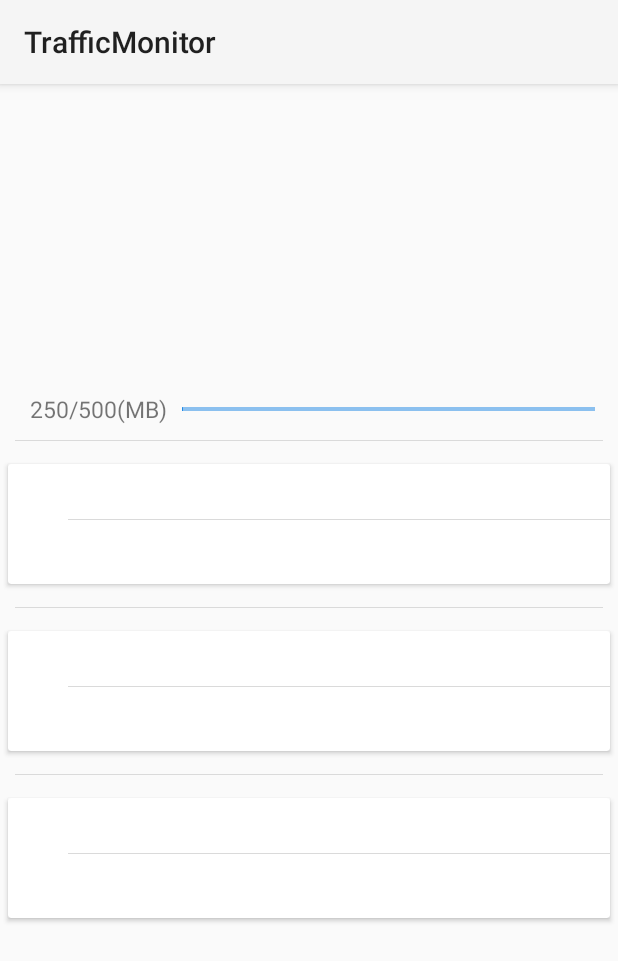
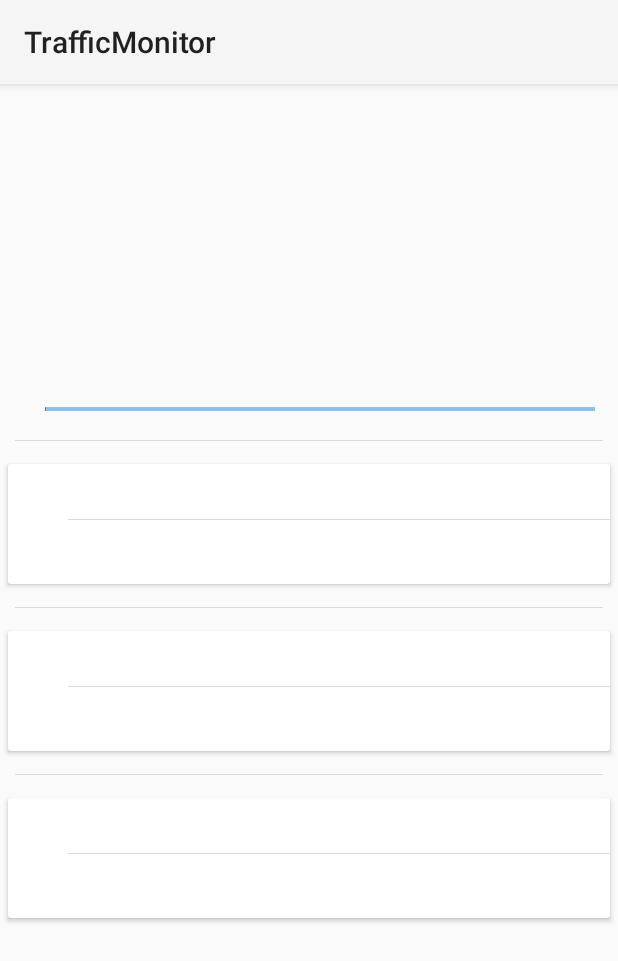
Before and after one commit to yunxiyinzhe/NetworkTrafficMonitor, an Android app: the layout traffic_detail_tab_layout.xml on its own in the app's theme, with its tools: preview values and no code run, on a phone screen of 412 x 824 dp. Shown: the top 961 px of the screen. Run offline under Robolectric (Android 15) with nearby library versions, the phone set to English and light mode, and no system bars.

Commit message:
setup detail ui

```diff
--- a/app/src/main/res/layout/monthly_plan_dialog.xml
+++ b/app/src/main/res/layout/monthly_plan_dialog.xml
@@ -11,11 +11,11 @@
         android:text="@string/monthly_plan_setting_tips" />
 
     <EditText
-        android:id="@+id/password"
+        android:id="@+id/bytes_num"
         android:layout_width="match_parent"
         android:layout_height="wrap_content"
         android:layout_marginTop="4dp"
         android:textColor="#000000"
-        android:inputType="textPassword" />
+        android:numeric="integer"/>
 
 </LinearLayout>
--- a/app/src/main/res/layout/traffic_detail_item.xml
+++ b/app/src/main/res/layout/traffic_detail_item.xml
@@ -18,14 +18,17 @@
             android:layout_marginLeft="10dp"
             android:layout_marginRight="10dp"
             android:textSize="18sp"
-            android:gravity="center" />
+            android:gravity="center"
+            android:textColor="@color/secondary"/>
         <TextView
             android:layout_width="wrap_content"
             android:layout_height="match_parent"
             android:id="@+id/detail_bytes"
             android:layout_marginLeft="10dp"
             android:layout_marginRight="10dp"
-            android:textSize="18sp"/>
+            android:textSize="18sp"
+            android:gravity="center"
+            android:textColor="@color/secondary"/>
         <LinearLayout android:orientation="vertical"
             android:layout_width="match_parent"
             android:layout_height="wrap_content"
@@ -34,14 +37,15 @@
                 android:id="@+id/detail_up_bytes"
                 android:layout_width="match_parent"
                 android:layout_height="wrap_content"
-                android:gravity="center_vertical"
+                android:gravity="center"
                 android:layout_marginStart="10dp"
                 android:layout_marginTop="4dp"
                 android:layout_marginBottom="4dp"
                 android:layout_marginEnd="10dp"
                 android:textSize="18sp"
                 android:maxLines="1"
-                android:textColor="@color/text"/>
+                android:textColor="@color/secondary"
+                />
 
             <View
                 android:layout_width="match_parent"
@@ -54,6 +58,7 @@
                 android:id="@+id/detail_down_bytes"
                 android:layout_width="match_parent"
                 android:layout_height="wrap_content"
+                android:gravity="center"
                 android:layout_marginStart="10dp"
                 android:layout_marginLeft="10dp"
                 android:layout_marginTop="4dp"
@@ -62,7 +67,7 @@
                 android:layout_marginRight="8dp"
                 android:textSize="18sp"
                 android:maxLines="1"
-                android:textColor="@color/text">
+                android:textColor="@color/secondary">
             </TextView>
         </LinearLayout>
     </LinearLayout>
--- a/app/src/main/res/layout/traffic_detail_tab_layout.xml
+++ b/app/src/main/res/layout/traffic_detail_tab_layout.xml
@@ -21,7 +21,6 @@
         <TextView
             android:layout_width="wrap_content"
             android:layout_height="wrap_content"
-            android:text="250/500(MB)"
             android:lines="1"
             android:id="@+id/bytes_limit_detail"
             android:layout_marginLeft="10dp"
--- a/app/src/main/res/values/strings.xml
+++ b/app/src/main/res/values/strings.xml
@@ -11,5 +11,5 @@
     <string name="app_detail_tips">显示开机以来应用流量信息</string>
     <string name="loading">正在加载中</string>
     <string name="monthly_plan_setting_title">包月流量</string>
-    <string name="monthly_plan_setting_tips">请在此输入包月流量</string>
+    <string name="monthly_plan_setting_tips">包月流量未设置，请去设置输入包月流量</string>
 </resources>
```
Also changed, not shown: app/src/main/java/com/dylangao/networktrafficmonitor/ui/TrafficDetailActivity.java (+30 -0 lines), app/src/main/java/com/dylangao/networktrafficmonitor/ui/TrafficDetailFragment.java (+34 -0 lines), app/src/main/java/com/dylangao/networktrafficmonitor/ui/TrafficSettingActivity.java (+12 -3 lines).
